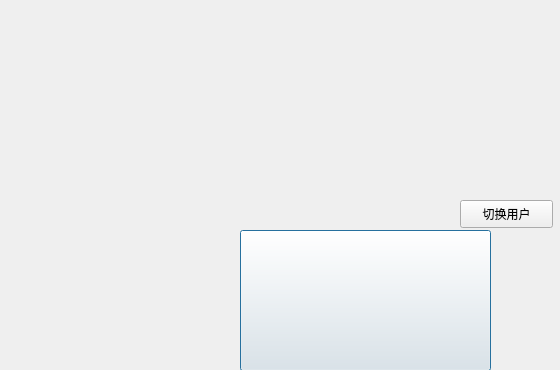
This is dialog_start.ui in WCIofQMandRA/Protect-the-Planet as Qt 5 draws it before an edit; both pictures show x 0 to 560 and y 0 to 370 of the 743 by 564 pixel window. The edited form follows.
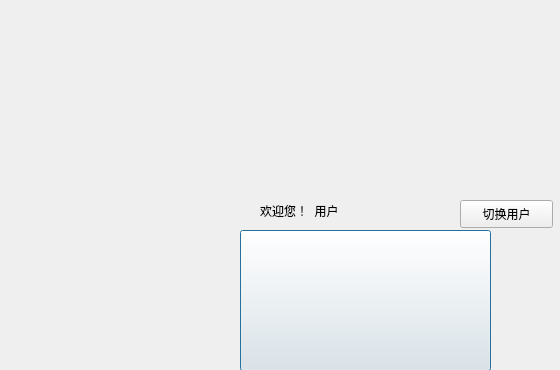
This is the edited form. Icons and pictures are not drawn.

Patch:
```diff
--- a/dialog_start.ui
+++ b/dialog_start.ui
@@ -94,7 +94,7 @@
     </rect>
    </property>
    <property name="text">
-    <string/>
+    <string>欢迎您！  用户</string>
    </property>
   </widget>
   <widget class="QLabel" name="label_lastname">
```
